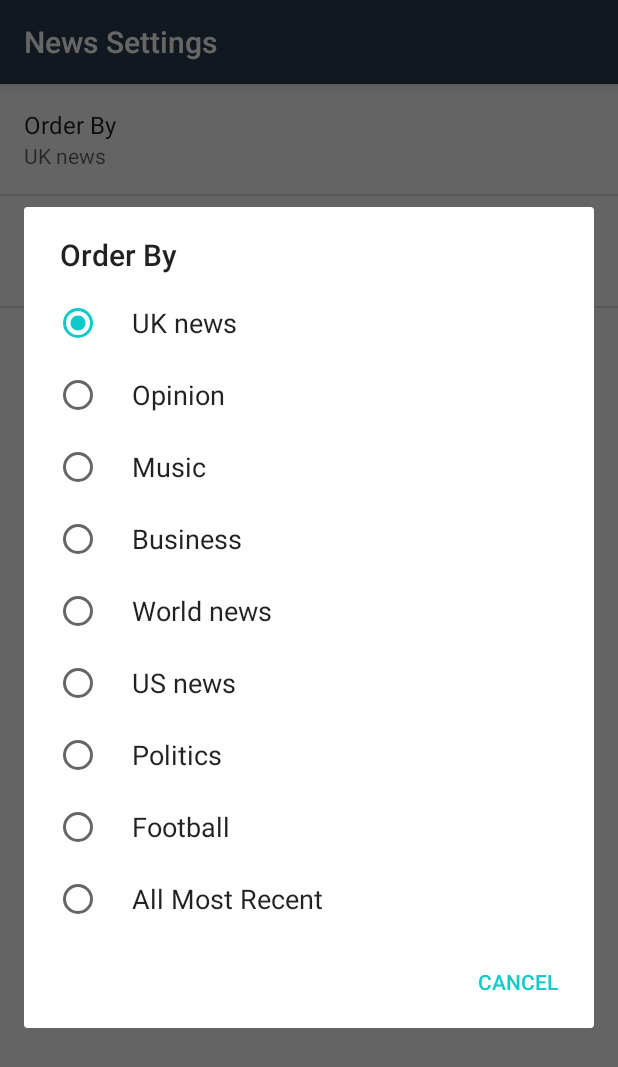
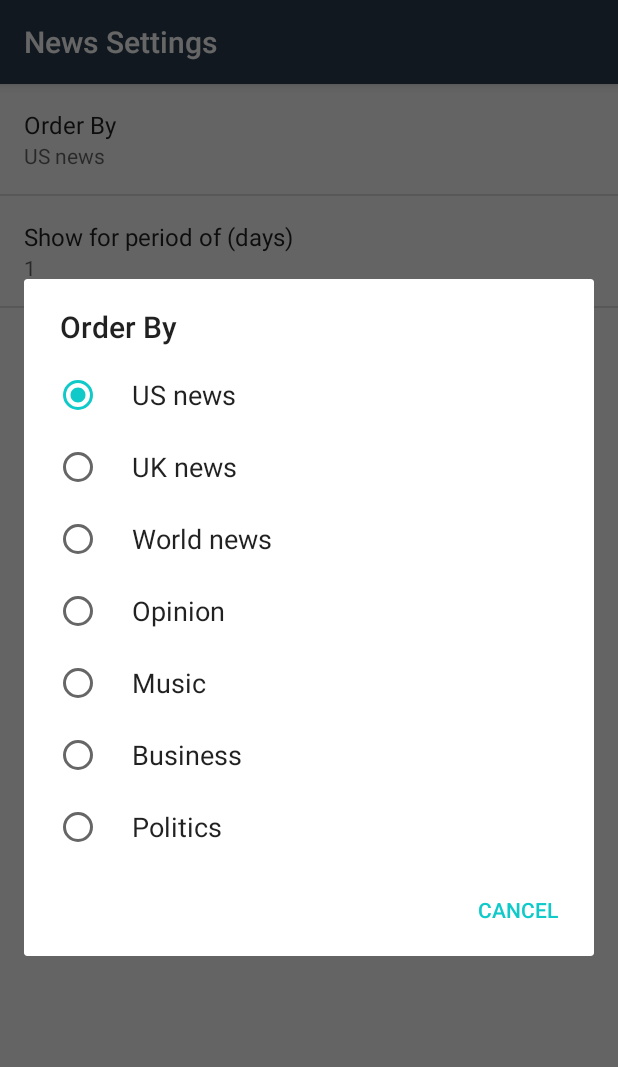
Before and after one commit to mobilotest/News_Feed_app, an Android app: the SettingsActivity screen opened directly, with no data from a screen before it, after a tap on "Order By", on a phone screen of 412 x 824 dp. Shown: the top 1067 px of the screen. Run offline under Robolectric (Android 15) with nearby library versions, the phone set to English and light mode, and no system bars.

Commit message:
small fixes in Settings

```diff
--- a/app/build.gradle
+++ b/app/build.gradle
@@ -3,7 +3,7 @@ apply plugin: 'com.android.application'
 android {
     compileSdkVersion 26
     defaultConfig {
-        applicationId "com.example.android.quakereport"
+        applicationId "com.example.android.newsfeed"
         minSdkVersion 15
         targetSdkVersion 26
         versionCode 1
--- a/app/src/main/java/com/example/android/newsfeed/NewsAdapter.java
+++ b/app/src/main/java/com/example/android/newsfeed/NewsAdapter.java
@@ -81,8 +81,8 @@ public class NewsAdapter extends ArrayAdapter<News> {
         sectionTextView.setText(currentNews.getSection());
         // TODO: Set the color or the section text for the news
 //        int color = ContextCompat.getColor(getContext(), mColorResourceId);
-//        getSectionName();
-
+        int color = getSectionName(sectionTextView.toString());
+        sectionTextView.setTextColor(color);
 
         // Create a new Date object from the time in milliseconds of the news
         Date dateObject = new Date(currentNews.getTimeInMilliseconds());
--- a/app/src/main/java/com/example/android/newsfeed/SettingsActivity.java
+++ b/app/src/main/java/com/example/android/newsfeed/SettingsActivity.java
@@ -23,11 +23,11 @@ public class SettingsActivity extends AppCompatActivity {
             super.onCreate(savedInstanceState);
             addPreferencesFromResource(R.xml.settings_main);
 
+            Preference orderBy = findPreference(getString(R.string.settings_order_by_key));
+            bindPreferenceSummaryToValue(orderBy);
+
             Preference minMagnitude = findPreference(getString(R.string.settings_min_days_key));
             bindPreferenceSummaryToValue(minMagnitude);
-
-            Preference orderBy = findPreference(getString(R.string.settings_order_by_key));
-            bindPreferenceSummaryToValue(orderBy);
         }
 
         @Override
--- a/app/src/main/res/values/arrays.xml
+++ b/app/src/main/res/values/arrays.xml
@@ -1,19 +1,16 @@
 <?xml version="1.0" encoding="utf-8"?>
 <resources>
     <string-array name="settings_order_by_labels">
+        <item>@string/settings_order_by_section_us</item>
         <item>@string/settings_order_by_section_uk</item>
+        <item>@string/settings_order_by_section_world</item>
         <item>@string/settings_order_by_section_opinion</item>
         <item>@string/settings_order_by_section_music</item>
         <item>@string/settings_order_by_section_business</item>
-        <item>@string/settings_order_by_section_world</item>
-        <item>@string/settings_order_by_section_us</item>
         <item>@string/settings_order_by_section_politics</item>
-        <item>@string/settings_order_by_section_sport</item>
-        <item>@string/settings_order_by_most_recent_label</item>
     </string-array>
 
-    <string-array name="settings_order_by_values">
-        <item>@string/settings_order_by_days_value</item>
-        <item>@string/settings_order_by_most_recent_value</item>
+    <string-array name="settings_show_period_values">
+        <item>@string/settings_min_days_label</item>
     </string-array>
 </resources>
--- a/app/src/main/res/values/strings.xml
+++ b/app/src/main/res/values/strings.xml
@@ -1,20 +1,16 @@
 <resources>
     <string name="app_name">News Feed</string>
     <string name="near_the">Near the</string>
-    <string name="no_news">No news found.</string>
+    <string name="no_news">No news found</string>
 
-    <string name="no_internet_connection">No internet connection.</string>
+    <string name="no_internet_connection">No internet connection</string>
     <string name="settings_menu_item">Settings</string>
     <string name="settings_title">News Settings</string>
-
-    <string name="settings_min_days_label">Show for period of (days)</string>
-    <string name="settings_min_days_key" translatable="false">period_days</string>
-    <string name="settings_min_days_default" translatable="false">1</string>
 
 
     <string name="settings_order_by_label">Order By</string>
     <string name="settings_order_by_key" translatable="false">order_by</string>
-    <string name="settings_order_by_default" translatable="false">@string/settings_order_by_days_value</string>
+    <string name="settings_order_by_default" translatable="false">@string/settings_order_by_section_us</string>
 
     <string name="settings_order_by_section_uk">UK news</string>
     <string name="settings_order_by_section_opinion">Opinion</string>
@@ -23,10 +19,9 @@
     <string name="settings_order_by_section_world">World news</string>
     <string name="settings_order_by_section_us">US news</string>
     <string name="settings_order_by_section_politics">Politics</string>
-    <string name="settings_order_by_section_sport">Football</string>
 
-    <string name="settings_order_by_days_value" translatable="false">days</string>
+    <string name="settings_min_days_label">Show for period of (days)</string>
+    <string name="settings_min_days_key" translatable="false">period_days</string>
+    <string name="settings_min_days_default" translatable="false">1</string>
 
-    <string name="settings_order_by_most_recent_label">All Most Recent</string>
-    <string name="settings_order_by_most_recent_value" translatable="false">time</string>
 </resources>
--- a/app/src/main/res/xml/settings_main.xml
+++ b/app/src/main/res/xml/settings_main.xml
@@ -5,7 +5,7 @@
     <ListPreference
         android:defaultValue="@string/settings_order_by_default"
         android:entries="@array/settings_order_by_labels"
-        android:entryValues="@array/settings_order_by_values"
+        android:entryValues="@array/settings_order_by_labels"
         android:key="@string/settings_order_by_key"
         android:title="@string/settings_order_by_label" />
 
```
Also changed, not shown: app/src/main/java/com/example/android/newsfeed/NewsActivity.java (+4 -4 lines).
